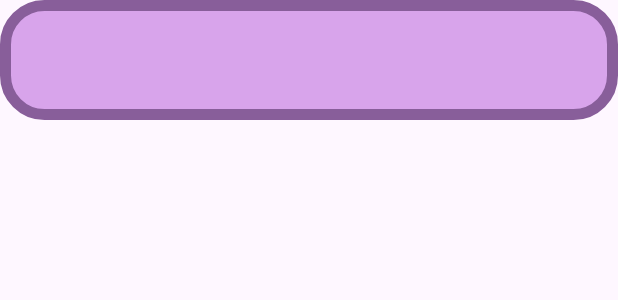
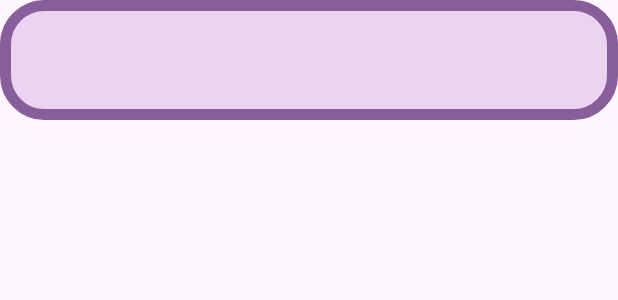
Before and after one commit to adghiretta-alt/Platea-APP, an Android app: the layout item_esdeveniment.xml on its own in the app's theme, with its tools: preview values and no code run, on a phone screen of 412 x 824 dp. Shown: the top 300 px of the screen. Run offline under Robolectric (Android 15) with nearby library versions, the phone set to English and light mode, and no system bars.

Commit message:
color
color

```diff
--- a/app/src/main/res/drawable/edit_color_round_corner_2.xml
+++ b/app/src/main/res/drawable/edit_color_round_corner_2.xml
@@ -3,7 +3,7 @@
     android:shape="rectangle">
 
     <!-- Color de fondo de tu caja -->
-    <solid android:color="#D8A4EB" />
+    <solid android:color="#EAD4F1" />
 
     <!-- Radio de las esquinas redondeadas -->
     <corners android:radius="26dp" />
```
